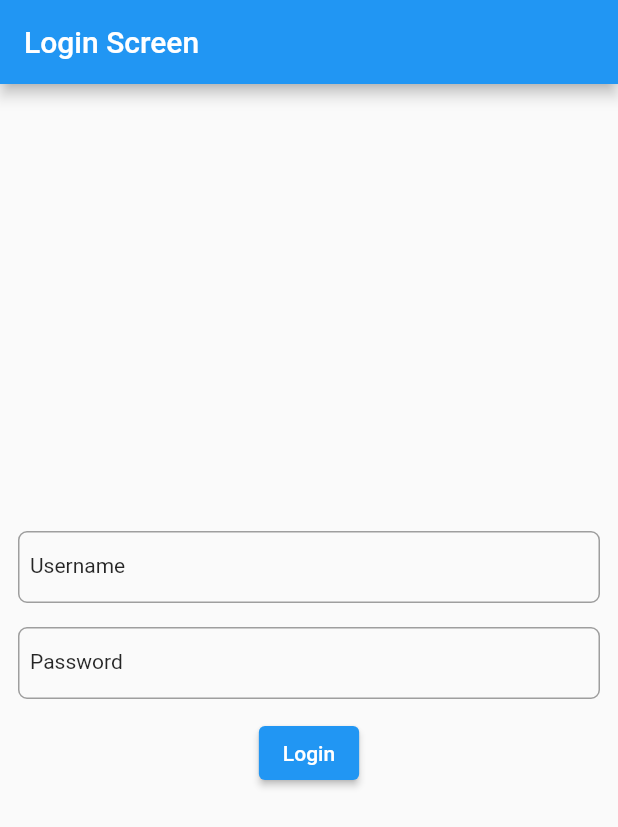
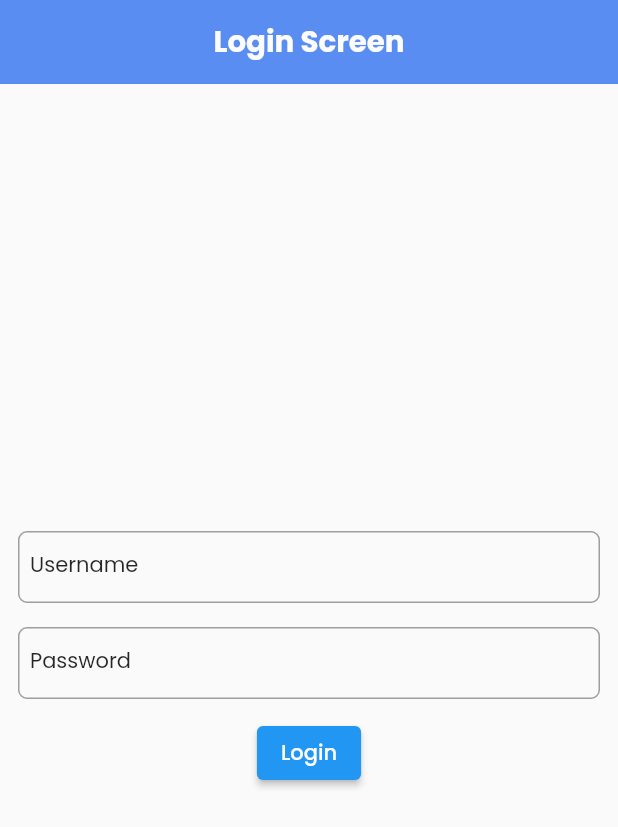
Before and after one commit to manil-123/clean-code-with-test-driven-development, a Flutter app: the screen it shows after launch, on a phone screen of 412 x 824 dp. Shown: the top 827 px of the screen. Run offline on Flutter 3.47's test engine with Material 2 defaults, Android fonts, the phone set to English and light mode, and no system bars; our stand-ins replace dartz, equatable, flutter_screenutil, google_fonts.

```diff
--- a/lib/core/router/app_router.dart
+++ b/lib/app/router/app_router.dart
@@ -1,3 +1,4 @@
+import 'package:ecom_clean_code/core/constants/routes.dart';
 import 'package:ecom_clean_code/features/login/presentation/pages/login_screen.dart';
 import 'package:ecom_clean_code/splash_screen.dart';
 import 'package:flutter/material.dart';
@@ -5,7 +6,7 @@ import 'package:flutter/material.dart';
 class AppRouter {
   MaterialPageRoute onGenerateRoute(RouteSettings routeSettings) {
     switch (routeSettings.name) {
-      case LoginScreen.route:
+      case Routes.loginPageRoute:
         return MaterialPageRoute(
           builder: (_) => const LoginScreen(),
         );
--- /dev/null
+++ b/lib/app/theme/theme_data.dart
@@ -0,0 +1,52 @@
+import 'package:flutter/material.dart';
+import 'package:flutter_screenutil/flutter_screenutil.dart';
+import 'package:google_fonts/google_fonts.dart';
+
+ThemeData get lightTheme => ThemeData(
+      // primarySwatch: MaterialColor(0XFF598DF2, color),
+      primaryColor: Color(0XFF598DF2),
+      appBarTheme: AppBarTheme(
+        centerTitle: true,
+        elevation: 0,
+        backgroundColor: Color(0XFF598DF2),
+        foregroundColor: Colors.white,
+        titleTextStyle: GoogleFonts.poppins(
+          fontSize: 20.0.sp,
+          fontWeight: FontWeight.w700,
+          color: Color.fromARGB(255, 252, 252, 252),
+        ),
+      ),
+      fontFamily: 'Poppins',
+      textTheme: TextTheme(
+        headline1: GoogleFonts.poppins(
+          fontSize: 20.0.sp,
+          fontWeight: FontWeight.w700,
+          color: const Color(0XFF598DF2),
+        ),
+        headline2: GoogleFonts.poppins(
+          fontSize: 16.sp,
+          fontWeight: FontWeight.w500,
+          color: const Color(0XFF000000),
+        ),
+        headline3: GoogleFonts.poppins(
+          fontSize: 14.0.sp,
+          fontWeight: FontWeight.w600,
+          color: Color.fromARGB(255, 0, 0, 0),
+        ),
+        headline4: GoogleFonts.poppins(
+          fontSize: 14.0.sp,
+          fontWeight: FontWeight.w500,
+          color: Color.fromARGB(255, 0, 0, 0),
+        ),
+        headline5: GoogleFonts.poppins(
+          fontSize: 12.0.sp,
+          fontWeight: FontWeight.w500,
+          color: const Color(0XFF000000),
+        ),
+        headline6: GoogleFonts.poppins(
+          fontSize: 12.0.sp,
+          fontWeight: FontWeight.w400,
+          color: const Color(0XFF000000),
+        ),
+      ),
+    );
--- /dev/null
+++ b/lib/core/constants/routes.dart
@@ -0,0 +1,4 @@
+class Routes {
+  static const String splashScreenRoute = '/';
+  static const String loginPageRoute = '/loginScreen';
+}
--- a/lib/features/login/data/model/login_data_model.dart
+++ b/lib/features/login/data/model/login_data_model.dart
@@ -4,8 +4,7 @@ part 'login_data_model.g.dart';
 
 @JsonSerializable()
 class LoginDataModel extends LoginModel {
-  final String token;
-  LoginDataModel({required this.token}) : super(token: token);
+  const LoginDataModel({token}) : super(token: token);
 
   factory LoginDataModel.fromJson(Map<String, dynamic> json) =>
       _$LoginDataModelFromJson(json);
--- a/lib/features/login/domain/entities/login_model.dart
+++ b/lib/features/login/domain/entities/login_model.dart
@@ -3,7 +3,7 @@ import 'package:equatable/equatable.dart';
 class LoginModel extends Equatable {
   final String token;
 
-  LoginModel({required this.token});
+  const LoginModel({required this.token});
 
   @override
   List<Object> get props => [token];
--- a/lib/features/login/presentation/pages/login_screen.dart
+++ b/lib/features/login/presentation/pages/login_screen.dart
@@ -2,7 +2,6 @@ import 'package:ecom_clean_code/core/widgets/custom_text_field.dart';
 import 'package:flutter/material.dart';
 
 class LoginScreen extends StatefulWidget {
-  static const String route = '/loginScreen';
   const LoginScreen({super.key});
 
   @override
--- a/lib/main.dart
+++ b/lib/main.dart
@@ -1,5 +1,8 @@
-import 'package:ecom_clean_code/core/router/app_router.dart';
+import 'package:ecom_clean_code/app/router/app_router.dart';
+import 'package:ecom_clean_code/app/theme/theme_data.dart';
+import 'package:ecom_clean_code/core/constants/configs.dart';
 import 'package:flutter/material.dart';
+import 'package:flutter_screenutil/flutter_screenutil.dart';
 
 void main() {
   runApp(MyApp());
@@ -11,13 +14,19 @@ class MyApp extends StatelessWidget {
 
   @override
   Widget build(BuildContext context) {
-    return MaterialApp(
-      title: 'Flutter Demo',
-      debugShowCheckedModeBanner: false,
-      theme: ThemeData(
-        primarySwatch: Colors.blue,
-      ),
-      onGenerateRoute: _appRouter.onGenerateRoute,
+    return ScreenUtilInit(
+      designSize: const Size(UiConfig.kWidth, UiConfig.kHeight),
+      minTextAdapt: true,
+      splitScreenMode: true,
+      builder: ((context, child) {
+        return MaterialApp(
+          title: 'Flutter Demo',
+          debugShowCheckedModeBanner: false,
+          theme: lightTheme,
+          onGenerateRoute: _appRouter.onGenerateRoute,
+          initialRoute: '/',
+        );
+      }),
     );
   }
 }
--- a/lib/splash_screen.dart
+++ b/lib/splash_screen.dart
@@ -1,8 +1,7 @@
-import 'package:ecom_clean_code/features/login/presentation/pages/login_screen.dart';
+import 'package:ecom_clean_code/core/constants/routes.dart';
 import 'package:flutter/material.dart';
 
 class SplashScreen extends StatefulWidget {
-  static const String route = '/';
   const SplashScreen({super.key});
 
   @override
@@ -18,7 +17,7 @@ class _SplashScreenState extends State<SplashScreen> {
 
   void _navigateToNextScreen() {
     Future.delayed(const Duration(milliseconds: 2000), () {
-      Navigator.of(context).pushReplacementNamed(LoginScreen.route);
+      Navigator.of(context).pushReplacementNamed(Routes.loginPageRoute);
     });
   }
 
```
Also changed, not shown: lib/core/constants/configs.dart (added, +18 -0 lines), lib/core/constants/constants.dart (added, +26 -0 lines), lib/core/data/base_remote_data_source.dart (added, +48 -0 lines), lib/core/error/exceptions.dart (+8 -2 lines), lib/core/error/failures.dart (+5 -12 lines), pubspec.yaml (+10 -12 lines), pubspec.lock, 3 other files.
